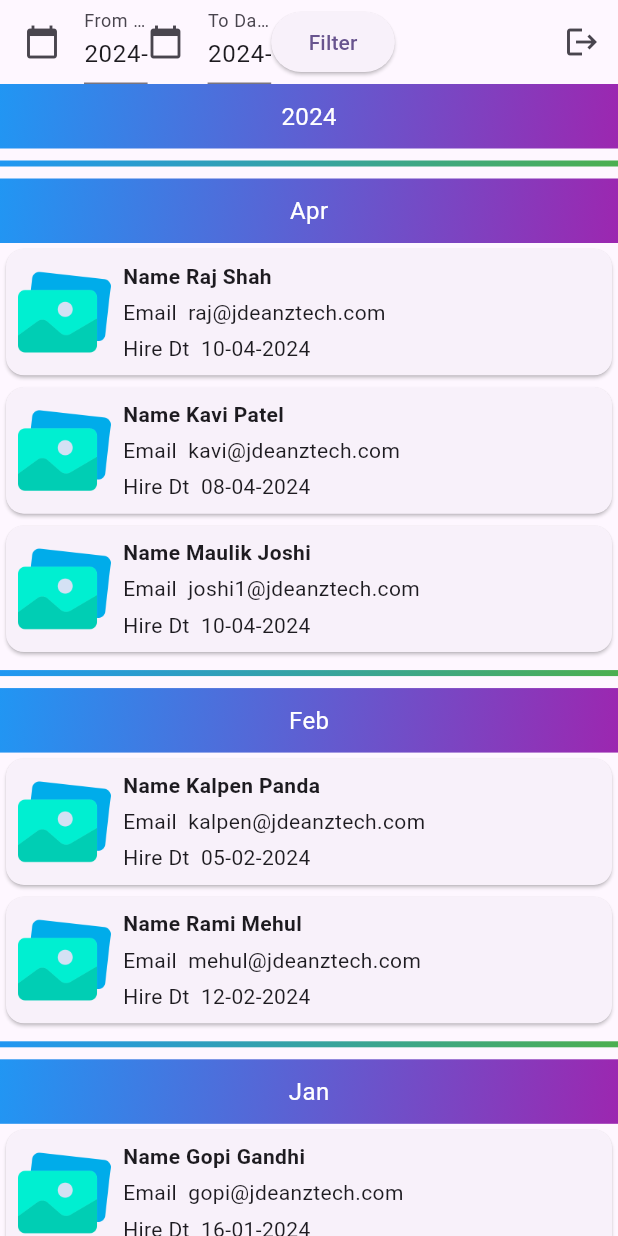
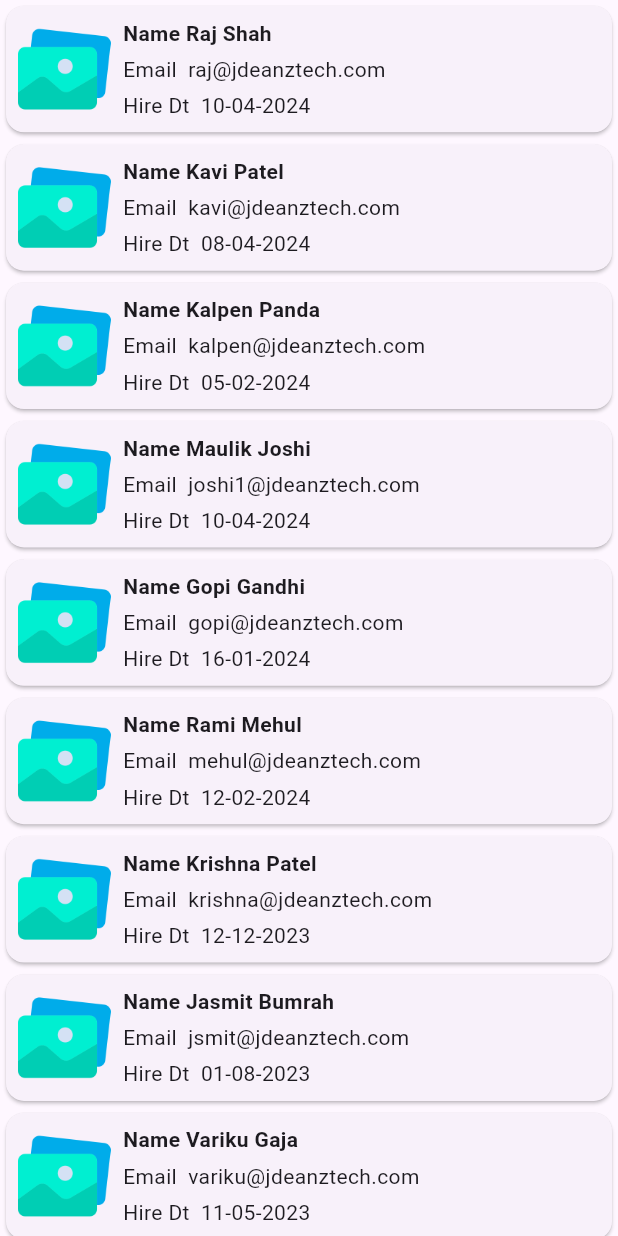
Before and after one commit to chiragar/FlutterGetDemo, a Flutter app: the HomeScreen screen opened directly, after a tap on "Filter", on a phone screen of 412 x 824 dp. Run offline on Flutter 3.47's test engine with Material 3 defaults, Android fonts, the phone set to English and light mode, and no system bars; our stand-ins replace dio, get, image_picker, pretty_dio_logger, shared_preferences; accounts and stored records are empty.

Commit message:
Year & Month seprate show. start date and end date select pending filter list

```diff
--- a/lib/src/controller/home_controller.dart
+++ b/lib/src/controller/home_controller.dart
@@ -5,6 +5,7 @@ import 'package:get/get.dart';
 
 class HomeController extends GetxController {
   var userModel = <UserModel>[].obs;
+  var fiteruserModel = <UserModel>[];
   final UserRepository _userRepository = UserRepository();
   Rx<DateTime> startselectedDate = Rx(DateTime.now());
   Rx<DateTime> endselectedDate = Rx(DateTime.now());
@@ -13,6 +14,7 @@ class HomeController extends GetxController {
 
   Map<int, Map<int, List<UserModel>>> groupedUsers = {};
 
+  List<UserModel> filteredCandidates =[];
   @override
   void onInit() {
     // TODO: implement onInit
@@ -58,4 +60,7 @@ class HomeController extends GetxController {
       endselectedDate.value = pickedDate;
     }
   }
+
+
+
 }
--- /dev/null
+++ b/lib/src/ui/screen/home/filter_screen.dart
@@ -0,0 +1,80 @@
+import 'package:flutter/material.dart';
+import 'package:flutterlivedemo/src/core/assets.dart';
+import 'package:flutterlivedemo/src/data/model/user_model.dart';
+
+class FilterScreen extends StatefulWidget {
+  final startDate;
+  final endDate;
+
+  const FilterScreen(
+      {super.key, required this.startDate, required this.endDate});
+
+  @override
+  State<FilterScreen> createState() => _FilterScreenState();
+}
+
+class _FilterScreenState extends State<FilterScreen> {
+  List<UserModel> datas=[];
+  @override
+  void initState() {
+
+    // TODO: implement initState
+    super.initState();
+    datas=userList;
+    // datas= userList.where((filters) {
+    //   final hireDate = DateTime.parse(filters.hireDt!);
+    //   return hireDate
+    //           .isAfter(DateTime(2023, 5, 1)) &&
+    //       hireDate.isBefore(DateTime(2024,4,4));
+    // }).toList();
+  }
+
+  @override
+  Widget build(BuildContext context) {
+    var size = MediaQuery.of(context).size;
+    return Scaffold(
+        body: datas.length == 0
+            ? Center(
+                child: CircularProgressIndicator(),
+              )
+            : ListView.builder(
+                itemCount: datas.length,
+                shrinkWrap: true,
+                itemBuilder: (context, index) {
+                  var data = datas[index];
+                  return Card(
+                    elevation: 1,
+                    margin: EdgeInsets.all(4),
+                    child: Padding(
+                      padding: const EdgeInsets.all(8.0),
+                      child: Row(
+                        children: [
+                          Image.asset(
+                            CustomAssets.gallery,
+                            width: size.width * 0.15,
+                            height: size.width * 0.15,
+                          ),
+                          SizedBox(width: size.width * 0.02),
+                          Column(
+                            crossAxisAlignment: CrossAxisAlignment.start,
+                            children: [
+                              Text(
+                                "Name ${data.name ?? ""}",
+                                style: TextStyle(
+                                  fontWeight: FontWeight.w700,
+                                ),
+                              ),
+                              SizedBox(height: size.height * 0.005),
+                              Text("Email  ${data.email ?? ""}"),
+                              SizedBox(height: size.height * 0.005),
+                              Text("Hire Dt  ${data.hireDt ?? ""}"),
+                            ],
+                          )
+                        ],
+                      ),
+                    ),
+                  );
+                },
+              ));
+  }
+}
--- a/lib/src/ui/screen/home/home_screen.dart
+++ b/lib/src/ui/screen/home/home_screen.dart
@@ -2,6 +2,7 @@ import 'package:flutter/material.dart';
 import 'package:flutterlivedemo/src/controller/home_controller.dart';
 import 'package:flutterlivedemo/src/core/assets.dart';
 import 'package:flutterlivedemo/src/ui/screen/auth/login/login_screen.dart';
+import 'package:flutterlivedemo/src/ui/screen/home/filter_screen.dart';
 import 'package:flutterlivedemo/src/ui/widget/gradient_divider.dart';
 import 'package:flutterlivedemo/src/ui/screen/home/detail_screen.dart';
 import 'package:get/get.dart';
@@ -25,36 +26,47 @@ class HomeScreen extends GetView<HomeController> {
                     title: Row(
                       children: [
                         SizedBox(
-                          width: size.width*0.2,
+                          width: size.width * 0.2,
                           child: TextField(
-                            readOnly: true, // Make the text field read-only
-                            controller: TextEditingController(text: DateFormat('yyyy-MM-dd').format( controller.startselectedDate.value)),
-                            onTap: ()=>controller.startPickDate(), // Call chooseDate on tap
+                            readOnly: true,
+                            // Make the text field read-only
+                            controller: TextEditingController(
+                                text: DateFormat('yyyy-MM-dd').format(
+                                    controller.startselectedDate.value)),
+                            onTap: () => controller.startPickDate(),
+                            // Call chooseDate on tap
                             decoration: InputDecoration(
                               labelText: 'From Date',
                               icon: Icon(Icons.calendar_today),
                             ),
                           ),
                         ),
-
                         SizedBox(
-                          width: size.width*0.2,
+                          width: size.width * 0.2,
                           child: TextField(
-                            readOnly: true, // Make the text field read-only
-                            controller: TextEditingController(text:DateFormat('yyyy-MM-dd').format( controller.endselectedDate.value)),
-                            onTap: ()=>controller.endPickDate(), // Call chooseDate on tap
+                            readOnly: true,
+                            // Make the text field read-only
+                            controller: TextEditingController(
+                                text: DateFormat('yyyy-MM-dd')
+                                    .format(controller.endselectedDate.value)),
+                            onTap: () => controller.endPickDate(),
+                            // Call chooseDate on tap
                             decoration: InputDecoration(
                               labelText: 'To Date',
                               icon: Icon(Icons.calendar_today),
                             ),
                           ),
                         ),
-
                         SizedBox(
-                          width: size.width*0.2,
+                          width: size.width * 0.2,
                           child: ElevatedButton(
-                             onPressed: ()=>{}, // Call chooseDate on tap
-                           child: Text("Filter"),
+                            onPressed: () {
+                              Get.to(FilterScreen(
+                                startDate: controller.startselectedDate.value,
+                                endDate: controller.endselectedDate.value,
+                              ));
+                            }, // Call chooseDate on tap
+                            child: Text("Filter"),
                           ),
                         ),
                       ],
```
